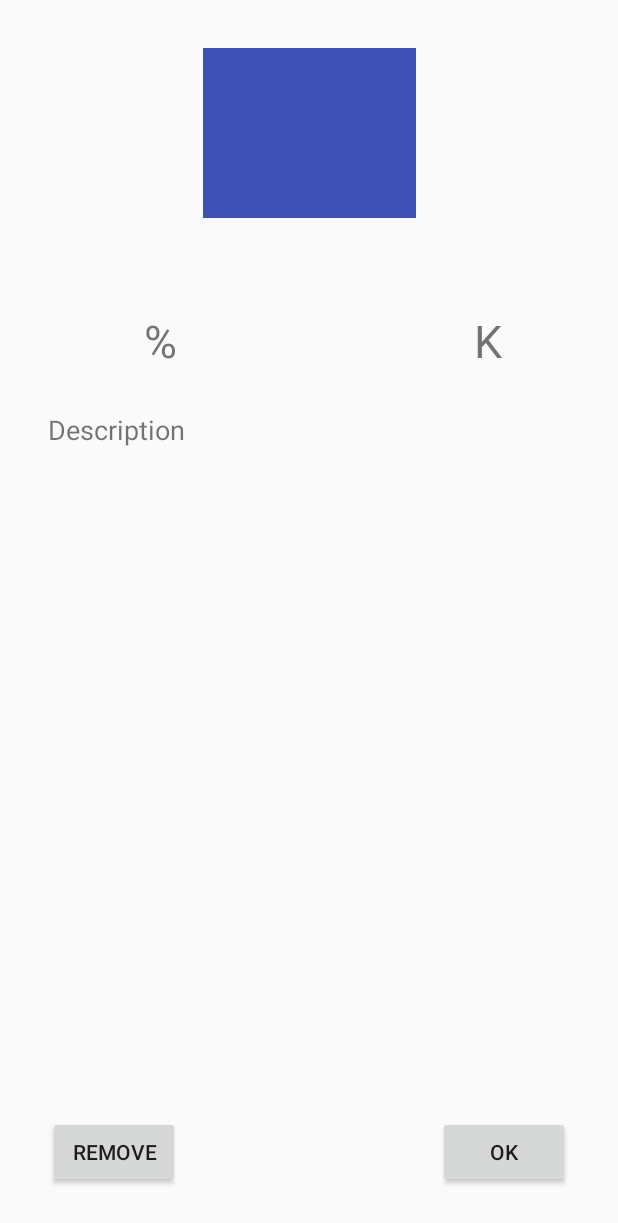
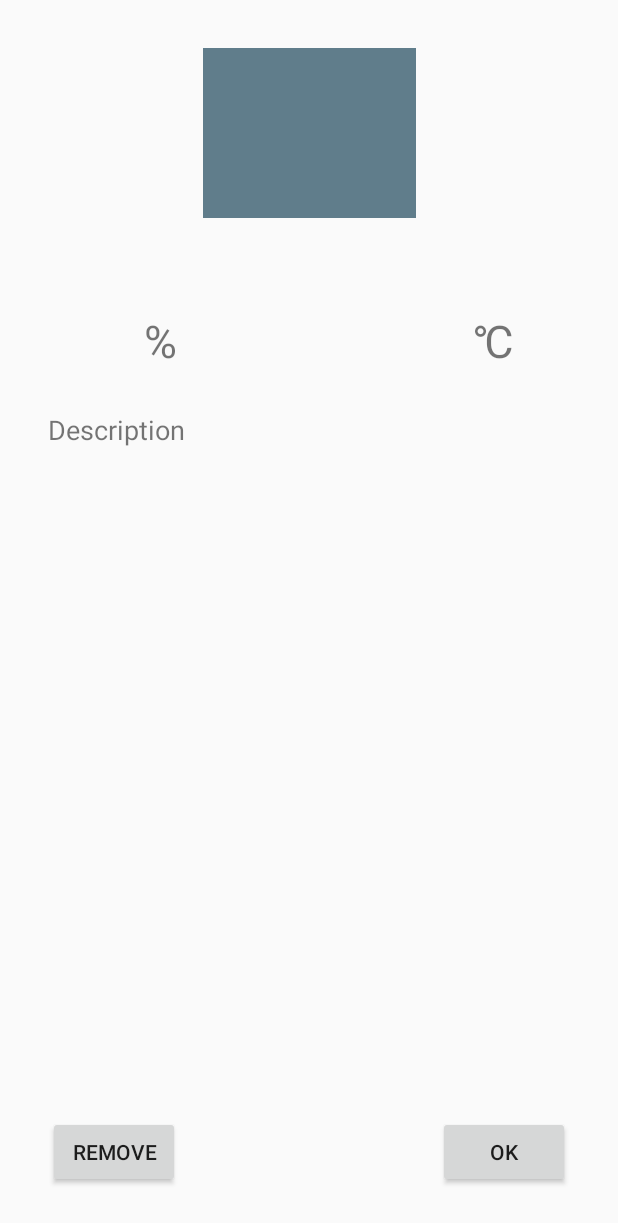
Before and after one commit to Slaskefar/SMAP-Assignment-2, an Android app: the layout activity_city_details.xml on its own in the app's theme, with its tools: preview values and no code run, on a phone screen of 412 x 824 dp. Shown: the top 1223 px of the screen. Run offline under Robolectric (Android 15) with nearby library versions, the phone set to English and light mode, and no system bars.

Commit message:
Added new default colors and degree converters

```diff
--- a/app/src/main/java/com/example/jeppe/weatherapp/services/WeatherService.java
+++ b/app/src/main/java/com/example/jeppe/weatherapp/services/WeatherService.java
@@ -59,6 +59,7 @@ public class WeatherService extends Service {
 
     public static final String NOTIFICATION_CHANNEL = "weather_channel";
     private static final long weatherUpdateTime = 5000*60;
+    private static final double kelvinConstant = 272.15;
 
     RequestQueue queue;
     Gson gson;
@@ -243,7 +244,7 @@ public class WeatherService extends Service {
         cityWeather.weatherDescription = weatherData.getWeather().iterator().next().getDescription();
         cityWeather.cityName = weatherData.getName();
         cityWeather.humidity = weatherData.getMain().getHumidity();
-        cityWeather.temperature = weatherData.getMain().getTemp();
+        cityWeather.temperature = weatherData.getMain().getTemp() - kelvinConstant;
         cityWeather.iconType = weatherData.getWeather().iterator().next().getIcon();
         cityWeather.id = weatherData.getId();
 
@@ -286,7 +287,7 @@ public class WeatherService extends Service {
             cityWeather.weatherDescription = list.getWeather().iterator().next().getDescription();
             cityWeather.cityName = list.getName();
             cityWeather.humidity = list.getMain().getHumidity();
-            cityWeather.temperature = list.getMain().getTemp();
+            cityWeather.temperature = list.getMain().getTemp() - kelvinConstant;
             cityWeather.iconType = list.getWeather().iterator().next().getIcon();
             cityWeather.id = list.getId();
 
--- a/app/src/main/res/values/colors.xml
+++ b/app/src/main/res/values/colors.xml
@@ -1,6 +1,6 @@
 <?xml version="1.0" encoding="utf-8"?>
 <resources>
-    <color name="colorPrimary">#3f51b5</color>
-    <color name="colorPrimaryDark">#303F9F</color>
-    <color name="colorAccent">#FF4081</color>
+    <color name="colorPrimary">#607D8B</color>
+    <color name="colorPrimaryDark">#455A64</color>
+    <color name="colorAccent">#FFC107</color>
 </resources>
--- a/app/src/main/res/values/strings.xml
+++ b/app/src/main/res/values/strings.xml
@@ -6,5 +6,5 @@
     <string name="cityDetailsActivity_btnOk">OK</string>
     <string name="cityDetailsActivity_txtDescription">Description</string>
     <string name="cityDetailsActivity_txtPercentage">%</string>
-    <string name="cityDetailsActivity_txtDegree">K</string>
+    <string name="cityDetailsActivity_txtDegree">\u2103</string>
 </resources>
```
